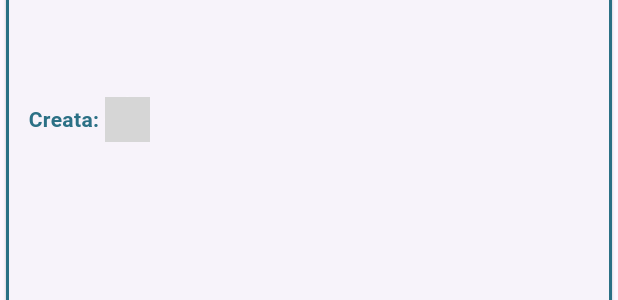
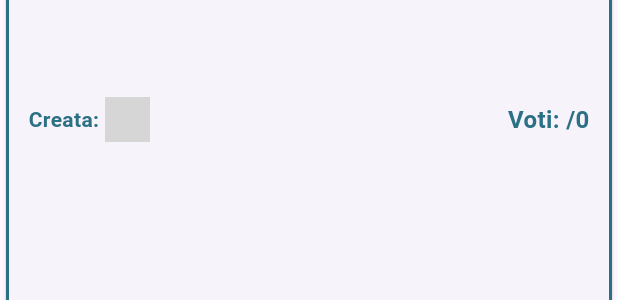
Before and after one commit to morenoboasso/CodeBets, a Flutter app: the BetCard widget shown alone on an empty page, opened directly with empty values, on a phone screen of 412 x 824 dp. Shown: the part 247-547 px from the top of the screen. Run offline on Flutter 3.47's test engine with Material 3 defaults, Android fonts, the phone set to English and light mode, and no system bars; our stand-ins replace auto_size_text, cloud_firestore, firebase_core, get, get_storage, vibration; missing offline and left inert: pwa_install; accounts and stored records are empty; network calls fail; grey boxes are pictures that could not be loaded.

Commit message:
add number of voters

```diff
--- a/lib/widgets/bet_card/bet_card_shape.dart
+++ b/lib/widgets/bet_card/bet_card_shape.dart
@@ -85,6 +85,9 @@ class _BetCardState extends State<BetCard> {
             orElse: () => {'pfp': 'default_avatar'})['pfp']
         : 'default_avatar';
 
+    // Numero di persone che hanno votato
+    int numVoters = _usersList.where((user) => user['name'] != null).length;
+
     return Card(
       surfaceTintColor: ColorsBets.whiteHD,
       shape: RoundedRectangleBorder(
@@ -102,7 +105,11 @@ class _BetCardState extends State<BetCard> {
                 child: IconButton(
                   tooltip: 'Elimina scommessa',
                   color: ColorsBets.whiteHD,
-                  icon: const Icon(Icons.delete_outline,color: Colors.red,size: 18,),
+                  icon: const Icon(
+                    Icons.delete_outline,
+                    color: Colors.red,
+                    size: 18,
+                  ),
                   onPressed: () {
                     showDialog(
                       context: context,
@@ -124,12 +131,10 @@ class _BetCardState extends State<BetCard> {
                   },
                 ),
               ),
-
             Column(
               mainAxisAlignment: MainAxisAlignment.spaceEvenly,
               crossAxisAlignment: CrossAxisAlignment.center,
               children: [
-
                 // Titolo scommessa
                 BetTitle(title: widget.bet.title),
 
@@ -141,16 +146,25 @@ class _BetCardState extends State<BetCard> {
                 // Target scommessa
                 if (widget.bet.target.isNotEmpty)
                   Row(crossAxisAlignment: CrossAxisAlignment.start, children: [
-                    BetTarget(targetName: targetName, targetAvatar: targetAvatar!),
+                    BetTarget(
+                        targetName: targetName, targetAvatar: targetAvatar!),
                   ]),
 
                 // Creatore bet
-                Row(crossAxisAlignment: CrossAxisAlignment.start, children: [
+                Row(
+                  crossAxisAlignment: CrossAxisAlignment.center,
+                  mainAxisAlignment: MainAxisAlignment.spaceBetween,
+                  children: [
                     BetCreator(
                       creatorName: widget.bet.creator,
                       creatorAvatar: creatorAvatar,
                     ),
-                ]),
+                    Text(
+                      'Voti: /$numVoters',
+                      style: TextStyleBets.inputTextLogin,
+                    ),
+                  ],
+                ),
                 const SizedBox(height: 15),
 
                 // Risposte
@@ -173,14 +187,14 @@ class _BetCardState extends State<BetCard> {
                       setState(() {
                         isAnwerConfirmed = true;
                       });
-                      dbService.confirmSelection(widget.bet.id, selectedAnswer!);
+                      dbService.confirmSelection(
+                          widget.bet.id, selectedAnswer!);
                     },
                     isEnabled: true,
                   ),
 
                 // Terminate bet button
-                if (isCreator)
-                  const SizedBox(height: 10),
+                if (isCreator) const SizedBox(height: 10),
                 if (isCreator)
                   TerminateButton(
                     onPressed: () {
```
Lines whose indentation alone changed are shown as unchanged.
